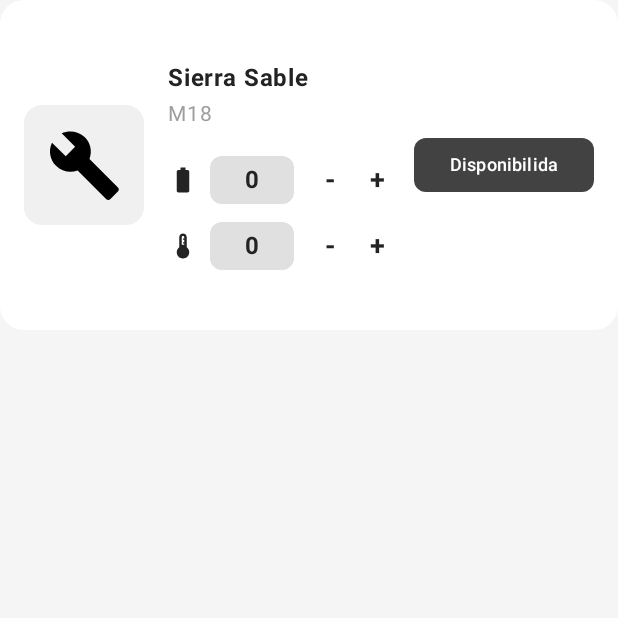
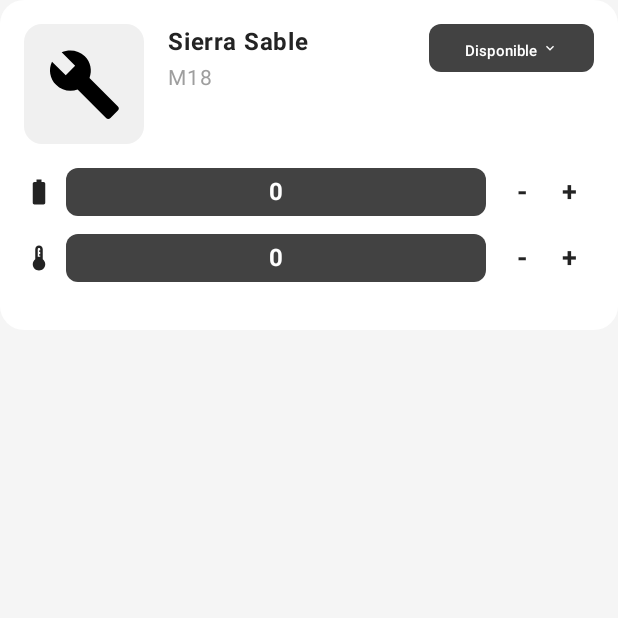
Before and after one commit to BODYSN4TCHER00/changarro_mobile, an Android app built with Jetpack Compose: the composable ToolStatusCard called with sample values from the repository, on a phone screen of 412 x 824 dp, the top half of it. Run offline under Robolectric (Android 15) with nearby library versions, the phone set to English and light mode, and no system bars.

Commit message:
fix(tool status):ui improves

```diff
--- a/app/src/main/java/com/example/ing/components/forms/ToolStatusCard.kt
+++ b/app/src/main/java/com/example/ing/components/forms/ToolStatusCard.kt
@@ -25,6 +25,9 @@ fun ToolStatusCard(
     onTemperatureChange: (Int) -> Unit,
     modifier: Modifier = Modifier
 ) {
+    var expanded by remember { mutableStateOf(false) }
+    var availability by remember { mutableStateOf("Disponible") }
+
     Card(
         modifier = modifier
             .fillMaxWidth()
@@ -32,11 +35,15 @@ fun ToolStatusCard(
         shape = RoundedCornerShape(16.dp),
         colors = CardDefaults.cardColors(containerColor = Color.White)
     ) {
-        Row(
+        Column(
             modifier = Modifier
                 .fillMaxSize()
-                .padding(16.dp),
-            verticalAlignment = Alignment.CenterVertically
+                .padding(16.dp)
+        ) {
+            // Primera fila: Imagen, información básica y disponibilidad
+            Row(
+                modifier = Modifier.fillMaxWidth(),
+                verticalAlignment = Alignment.Top
             ) {
                 // Imagen de la herramienta
                 Box(
@@ -70,10 +77,73 @@ fun ToolStatusCard(
                         fontSize = 14.sp,
                         color = Color(0xFF9E9E9E)
                     )
+                }
+
+                // Botón de disponibilidad con dropdown (posicionado en la esquina superior derecha)
+                Box {
+                    Button(
+                        onClick = { expanded = true },
+                        modifier = Modifier
+                            .width(110.dp)
+                            .height(32.dp),
+                        shape = RoundedCornerShape(8.dp),
+                        colors = ButtonDefaults.buttonColors(containerColor = Color(0xFF424242))
+                    ) {
+                        Text(
+                            text = availability,
+                            color = Color.White,
+                            fontSize = 10.sp,
+                            fontWeight = FontWeight.Medium
+                        )
+                        Spacer(modifier = Modifier.width(2.dp))
+                        Icon(
+                            imageVector = Icons.Default.KeyboardArrowDown,
+                            contentDescription = "Disponibilidad",
+                            tint = Color.White,
+                            modifier = Modifier.size(12.dp)
+                        )
+                    }
+
+                    DropdownMenu(
+                        expanded = expanded,
+                        onDismissRequest = { expanded = false },
+                        modifier = Modifier
+                            .background(Color.White)
+                            .width(110.dp)
+                    ) {
+                        DropdownMenuItem(
+                            text = {
+                                Text(
+                                    "Disponible",
+                                    fontSize = 14.sp,
+                                    color = Color(0xFF232323)
+                                )
+                            },
+                            onClick = {
+                                availability = "Disponible"
+                                expanded = false
+                            }
+                        )
+                        DropdownMenuItem(
+                            text = {
+                                Text(
+                                    "No Disponible",
+                                    fontSize = 14.sp,
+                                    color = Color(0xFF232323)
+                                )
+                            },
+                            onClick = {
+                                availability = "No Disponible"
+                                expanded = false
+                            }
+                        )
+                    }
+                }
+            }
 
             Spacer(modifier = Modifier.height(16.dp))
 
-                // Estado de batería
+            // Segunda fila: Estado de batería
             Row(
                 verticalAlignment = Alignment.CenterVertically,
                 modifier = Modifier.fillMaxWidth()
@@ -89,14 +159,14 @@ fun ToolStatusCard(
                     modifier = Modifier
                         .weight(1f)
                         .height(32.dp)
-                            .background(Color(0xFFE0E0E0), RoundedCornerShape(8.dp)),
+                        .background(Color(0xFF424242), RoundedCornerShape(8.dp)),
                     contentAlignment = Alignment.Center
                 ) {
                     Text(
                         text = "$batteryLevel",
                         fontSize = 16.sp,
                         fontWeight = FontWeight.Bold,
-                            color = Color(0xFF232323)
+                        color = Color.White
                     )
                 }
                 Spacer(modifier = Modifier.width(8.dp))
@@ -130,7 +200,7 @@ fun ToolStatusCard(
 
             Spacer(modifier = Modifier.height(12.dp))
 
-                // Estado de temperatura
+            // Tercera fila: Estado de temperatura
             Row(
                 verticalAlignment = Alignment.CenterVertically,
                 modifier = Modifier.fillMaxWidth()
@@ -146,14 +216,14 @@ fun ToolStatusCard(
                     modifier = Modifier
                         .weight(1f)
                         .height(32.dp)
-                            .background(Color(0xFFE0E0E0), RoundedCornerShape(8.dp)),
+                        .background(Color(0xFF424242), RoundedCornerShape(8.dp)),
                     contentAlignment = Alignment.Center
                 ) {
                     Text(
                         text = "$temperature",
                         fontSize = 16.sp,
                         fontWeight = FontWeight.Bold,
-                            color = Color(0xFF232323)
+                        color = Color.White
                     )
                 }
                 Spacer(modifier = Modifier.width(8.dp))
@@ -185,35 +255,5 @@ fun ToolStatusCard(
                 }
             }
         }
-
-            // Botón de disponibilidad
-            Column(
-                horizontalAlignment = Alignment.CenterHorizontally,
-                modifier = Modifier.padding(start = 8.dp)
-            ) {
-                Button(
-                    onClick = { /* TODO: Implementar dropdown de disponibilidad */ },
-                    modifier = Modifier
-                        .width(120.dp)
-                        .height(36.dp),
-                    shape = RoundedCornerShape(8.dp),
-                    colors = ButtonDefaults.buttonColors(containerColor = Color(0xFF424242))
-                ) {
-                    Text(
-                        text = "Disponibilidad",
-                        color = Color.White,
-                        fontSize = 12.sp,
-                        fontWeight = FontWeight.Medium
-                    )
-                    Spacer(modifier = Modifier.width(4.dp))
-                    Icon(
-                        imageVector = Icons.Default.KeyboardArrowDown,
-                        contentDescription = "Disponibilidad",
-                        tint = Color.White,
-                        modifier = Modifier.size(16.dp)
-                    )
     }
 }
-        }
-    }
-}
```
Also changed, not shown: app/src/main/java/com/example/ing/screens/ToolStatusUpdateScreen.kt (+14 -21 lines). Lines whose indentation alone changed are shown as unchanged.
